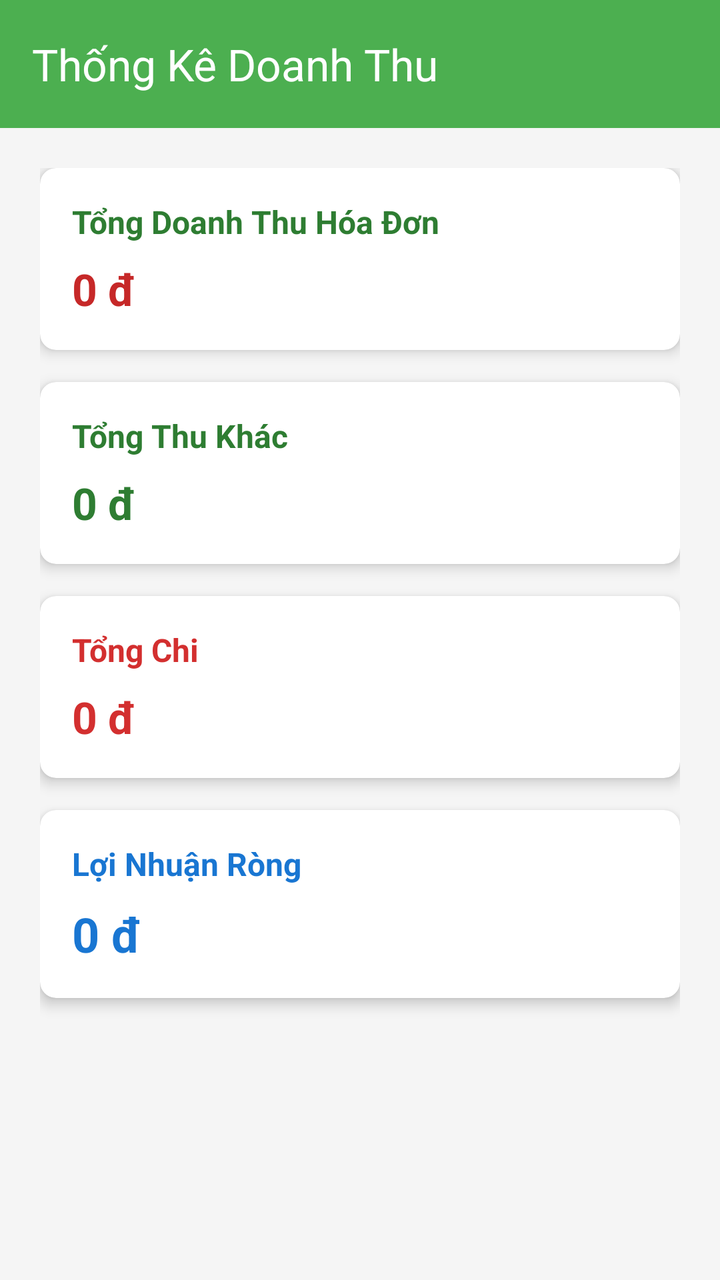
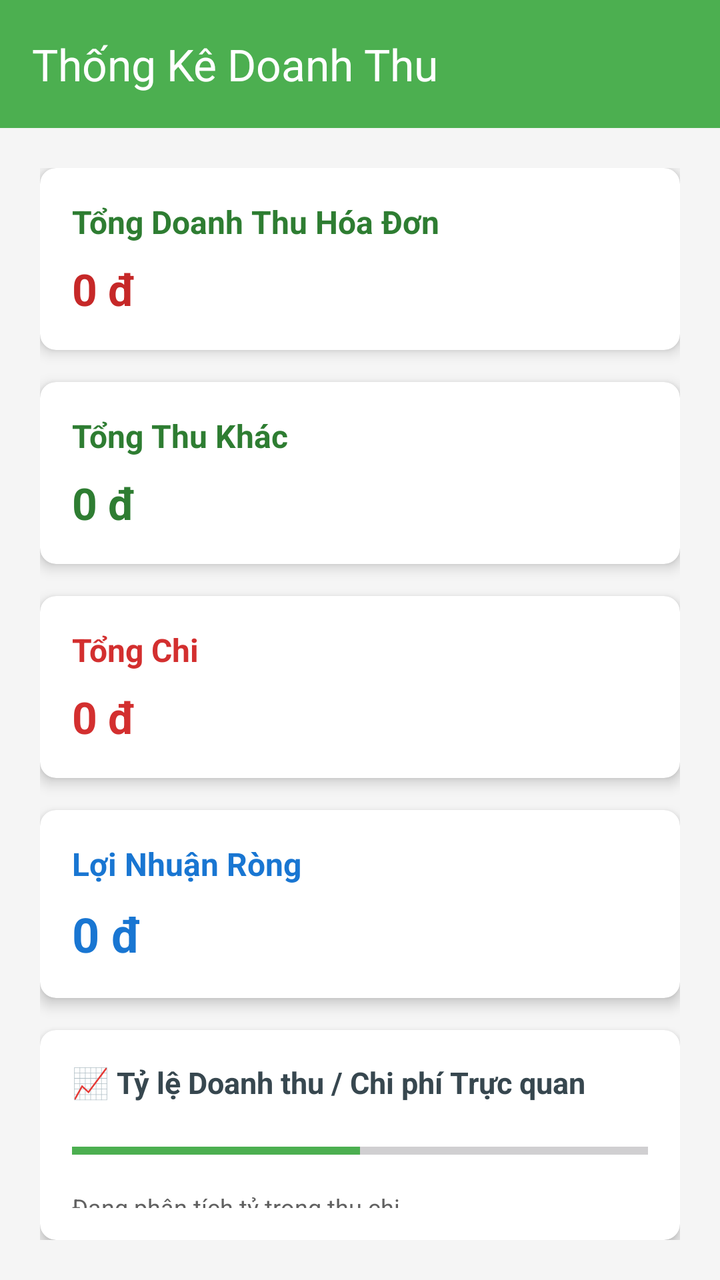

Screens rendered from an Android XML layout before and after an edit, with the pre-edit source and the edit as a unified diff.
<!-- AndroidManifest.xml: application theme Theme.DACK2026 -->
<!-- res/layout/activity_thong_ke.xml -->
<?xml version="1.0" encoding="utf-8"?>
<LinearLayout xmlns:android="http://schemas.android.com/apk/res/android"
    xmlns:app="http://schemas.android.com/apk/res-auto"
    android:layout_width="match_parent"
    android:layout_height="match_parent"
    android:background="#F5F5F5"
    android:orientation="vertical">

    <androidx.appcompat.widget.Toolbar
        android:id="@+id/toolbar"
        android:layout_width="match_parent"
        android:layout_height="?attr/actionBarSize"
        android:background="#4CAF50"
        app:title="Thống Kê Doanh Thu"
        app:titleTextColor="#FFFFFF" />

    <LinearLayout
        android:layout_width="match_parent"
        android:layout_height="match_parent"
        android:orientation="vertical"
        android:padding="20dp"
        android:gravity="center_horizontal">

        <androidx.cardview.widget.CardView
            android:layout_width="match_parent"
            android:layout_height="wrap_content"
            android:layout_marginBottom="16dp"
            app:cardCornerRadius="8dp"
            app:cardElevation="4dp">

            <LinearLayout
                android:layout_width="match_parent"
                android:layout_height="wrap_content"
                android:orientation="vertical"
                android:padding="16dp">

                <TextView
                    android:layout_width="wrap_content"
                    android:layout_height="wrap_content"
                    android:text="Tổng Doanh Thu Hóa Đơn"
                    android:textColor="#2E7D32"
                    android:textSize="16sp"
                    android:textStyle="bold" />

                <TextView
                    android:id="@+id/tvRevenue"
                    android:layout_width="wrap_content"
                    android:layout_height="wrap_content"
                    android:layout_marginTop="8dp"
                    android:text="0 đ"
                    android:textColor="#C62828"
                    android:textSize="22sp"
                    android:textStyle="bold" />
            </LinearLayout>
        </androidx.cardview.widget.CardView>

        <androidx.cardview.widget.CardView
            android:layout_width="match_parent"
            android:layout_height="wrap_content"
            android:layout_marginBottom="16dp"
            app:cardCornerRadius="8dp"
            app:cardElevation="4dp">

            <LinearLayout
                android:layout_width="match_parent"
                android:layout_height="wrap_content"
                android:orientation="vertical"
                android:padding="16dp">

                <TextView
                    android:layout_width="wrap_content"
                    android:layout_height="wrap_content"
                    android:text="Tổng Thu Khác"
                    android:textColor="#2E7D32"
                    android:textSize="16sp"
                    android:textStyle="bold" />

                <TextView
                    android:id="@+id/tvThu"
                    android:layout_width="wrap_content"
                    android:layout_height="wrap_content"
                    android:layout_marginTop="8dp"
                    android:text="0 đ"
                    android:textColor="#2E7D32"
                    android:textSize="22sp"
                    android:textStyle="bold" />
            </LinearLayout>
        </androidx.cardview.widget.CardView>

        <androidx.cardview.widget.CardView
            android:layout_width="match_parent"
            android:layout_height="wrap_content"
            android:layout_marginBottom="16dp"
            app:cardCornerRadius="8dp"
            app:cardElevation="4dp">

            <LinearLayout
                android:layout_width="match_parent"
                android:layout_height="wrap_content"
                android:orientation="vertical"
                android:padding="16dp">

                <TextView
                    android:layout_width="wrap_content"
                    android:layout_height="wrap_content"
                    android:text="Tổng Chi"
                    android:textColor="#D32F2F"
                    android:textSize="16sp"
                    android:textStyle="bold" />

                <TextView
                    android:id="@+id/tvChi"
                    android:layout_width="wrap_content"
                    android:layout_height="wrap_content"
                    android:layout_marginTop="8dp"
                    android:text="0 đ"
                    android:textColor="#D32F2F"
                    android:textSize="22sp"
                    android:textStyle="bold" />
            </LinearLayout>
        </androidx.cardview.widget.CardView>

        <androidx.cardview.widget.CardView
            android:layout_width="match_parent"
            android:layout_height="wrap_content"
            app:cardCornerRadius="8dp"
            app:cardElevation="4dp">

            <LinearLayout
                android:layout_width="match_parent"
                android:layout_height="wrap_content"
                android:orientation="vertical"
                android:padding="16dp">

                <TextView
                    android:layout_width="wrap_content"
                    android:layout_height="wrap_content"
                    android:text="Lợi Nhuận Ròng"
                    android:textColor="#1976D2"
                    android:textSize="16sp"
                    android:textStyle="bold" />

                <TextView
                    android:id="@+id/tvProfit"
                    android:layout_width="wrap_content"
                    android:layout_height="wrap_content"
                    android:layout_marginTop="8dp"
                    android:text="0 đ"
                    android:textColor="#1976D2"
                    android:textSize="24sp"
                    android:textStyle="bold" />
            </LinearLayout>
        </androidx.cardview.widget.CardView>

    </LinearLayout>
</LinearLayout>
<!-- resources referenced by this layout -->
<resources>
  <style name="Theme.DACK2026" parent="Base.Theme.DACK2026" />
  <style name="Base.Theme.DACK2026" parent="Theme.Material3.DayNight.NoActionBar">
          
          
      </style>
</resources>

<!-- the commit's change to res/layout/activity_thong_ke.xml (unified diff, before → after) -->
@@ -3,6 +3,7 @@
     xmlns:app="http://schemas.android.com/apk/res-auto"
     android:layout_width="match_parent"
     android:layout_height="match_parent"
+    android:fitsSystemWindows="true"
     android:background="#F5F5F5"
     android:orientation="vertical">
 
@@ -123,6 +124,7 @@
         <androidx.cardview.widget.CardView
             android:layout_width="match_parent"
             android:layout_height="wrap_content"
+            android:layout_marginBottom="16dp"
             app:cardCornerRadius="8dp"
             app:cardElevation="4dp">
 
@@ -152,5 +154,46 @@
             </LinearLayout>
         </androidx.cardview.widget.CardView>
 
+        <androidx.cardview.widget.CardView
+            android:layout_width="match_parent"
+            android:layout_height="wrap_content"
+            app:cardCornerRadius="8dp"
+            app:cardElevation="4dp">
+
+            <LinearLayout
+                android:layout_width="match_parent"
+                android:layout_height="wrap_content"
+                android:orientation="vertical"
+                android:padding="16dp">
+
+                <TextView
+                    android:layout_width="wrap_content"
+                    android:layout_height="wrap_content"
+                    android:text="📈 Tỷ lệ Doanh thu / Chi phí Trực quan"
+                    android:textColor="#37474F"
+                    android:textSize="15sp"
+                    android:textStyle="bold" />
+
+                <ProgressBar
+                    android:id="@+id/progressBarChart"
+                    style="?android:attr/progressBarStyleHorizontal"
+                    android:layout_width="match_parent"
+                    android:layout_height="24dp"
+                    android:layout_marginTop="12dp"
+                    android:max="100"
+                    android:progress="50"
+                    android:progressTint="#4CAF50" />
+
+                <TextView
+                    android:id="@+id/tvChartInfo"
+                    android:layout_width="match_parent"
+                    android:layout_height="wrap_content"
+                    android:layout_marginTop="8dp"
+                    android:text="Đang phân tích tỷ trọng thu chi..."
+                    android:textColor="#616161"
+                    android:textSize="12sp" />
+            </LinearLayout>
+        </androidx.cardview.widget.CardView>
+
     </LinearLayout>
 </LinearLayout>
